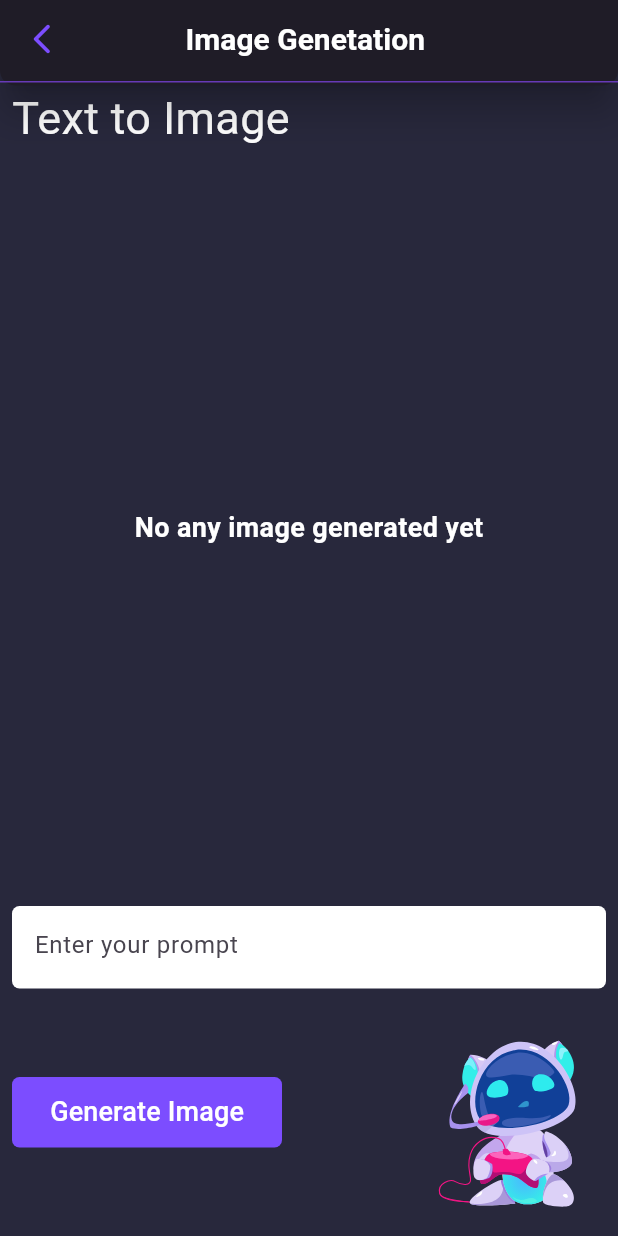
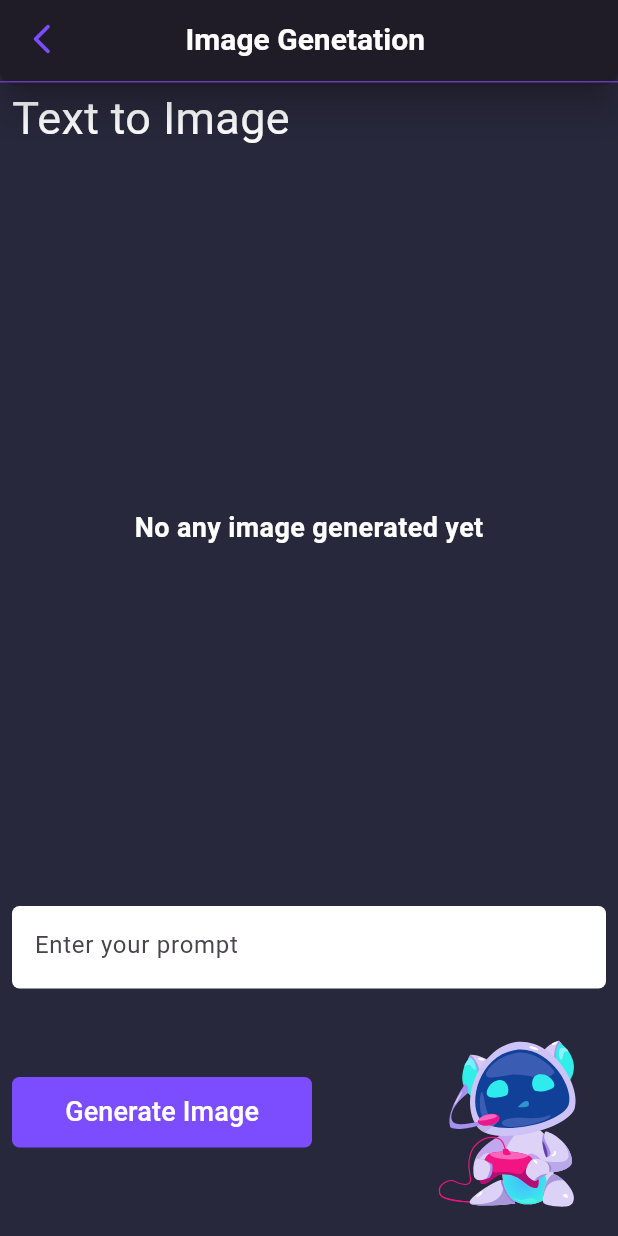
Before and after one commit to AbdelmenamAdel/Tramini, a Flutter app: the AiTextToImageGenerator screen opened directly, on a phone screen of 412 x 824 dp. Run offline on Flutter 3.47's test engine with Material 3 defaults, Android fonts, the phone set to English and light mode, and no system bars; our stand-ins replace flutter_svg, font_awesome_flutter, google_generative_ai, lottie; missing offline and left inert: flutter_ai_toolkit, translator; project files that could hold a hidden picture were left out.

Commit message:
update the button size

```diff
--- a/lib/features/image/views/image_page.dart
+++ b/lib/features/image/views/image_page.dart
@@ -4,7 +4,6 @@ import 'package:ai_app/features/image/api/image_api.dart';
 import 'package:flutter/material.dart';
 import 'package:lottie/lottie.dart';
 import 'package:flutter/foundation.dart';
-import 'package:stability_image_generation/stability_image_generation.dart';
 
 class AiTextToImageGenerator extends StatefulWidget {
   const AiTextToImageGenerator({super.key});
@@ -15,7 +14,6 @@ class AiTextToImageGenerator extends StatefulWidget {
 class _AiTextToImageGeneratorState extends State<AiTextToImageGenerator> {
   // Controller for the input field
   final TextEditingController _queryController = TextEditingController();
-  final ImageAIStyle imageAIStyle = ImageAIStyle.digitalPainting;
   // Flag to check if images have been generated
   bool isItems = false;
 
@@ -158,7 +156,7 @@ class _AiTextToImageGeneratorState extends State<AiTextToImageGenerator> {
               children: [
                 CustomButton(
                   title: 'Generate Image',
-                  width: 180,
+                  width: 200,
                   onPressed: () {
                     String query = _queryController.text; // Get the input text
                     if (query.isNotEmpty) {
```
